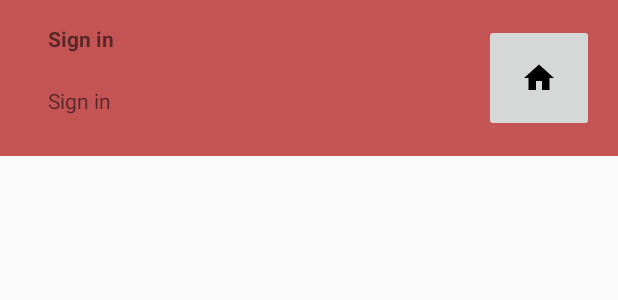
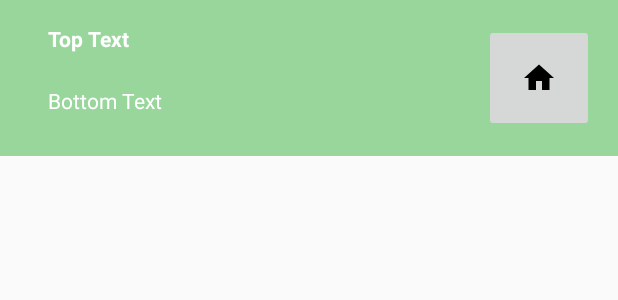
Before and after one commit to fudztown/Cupboard, an Android app: the layout ingredient_list_item.xml on its own in the app's theme, with its tools: preview values and no code run, on a phone screen of 412 x 824 dp. Shown: the top 300 px of the screen. Run offline under Robolectric (Android 15) with nearby library versions, the phone set to English and light mode, and no system bars.

```diff
--- a/app/src/main/res/layout/ingredient_list_item.xml
+++ b/app/src/main/res/layout/ingredient_list_item.xml
@@ -15,7 +15,7 @@
         android:layout_width="match_parent"
         android:layout_height="wrap_content"
         android:layout_gravity="center_horizontal"
-        android:background="#C55555"
+        android:background="#98D69B"
         android:orientation="vertical"
         android:padding="16dp">
 
@@ -25,8 +25,9 @@
             android:layout_height="wrap_content"
             android:layout_gravity="left"
             android:paddingLeft="16dp"
-            android:text="@string/action_sign_in_short"
+            android:text="Top Text"
             android:textStyle="bold"
+            android:textColor="#FFFFFF"
             app:layout_constraintStart_toStartOf="parent"
             app:layout_constraintTop_toTopOf="parent" />
 
@@ -48,7 +49,8 @@
             android:layout_gravity="left"
             android:layout_marginTop="10dp"
             android:paddingLeft="16dp"
-            android:text="@string/action_sign_in_short"
+            android:text="Bottom Text"
+            android:textColor="#FFFFFF"
             app:layout_constraintBottom_toBottomOf="parent"
             app:layout_constraintStart_toStartOf="parent"
             app:layout_constraintTop_toBottomOf="@+id/ing_list_item_name" />
```
Also changed, not shown: app/src/main/java/com/asktown/cupboard/data/model/Chef.kt (added, +12 -0 lines), app/src/main/java/com/asktown/cupboard/data/model/ChefIngredients.kt (added, +10 -0 lines), app/src/main/java/com/asktown/cupboard/ui/ingredients/FragmentSpiceRack.kt (+51 -4 lines), app/src/main/java/com/asktown/cupboard/ui/main/CustomerSetters.kt (deleted, +0 -18 lines), 2 other files.
